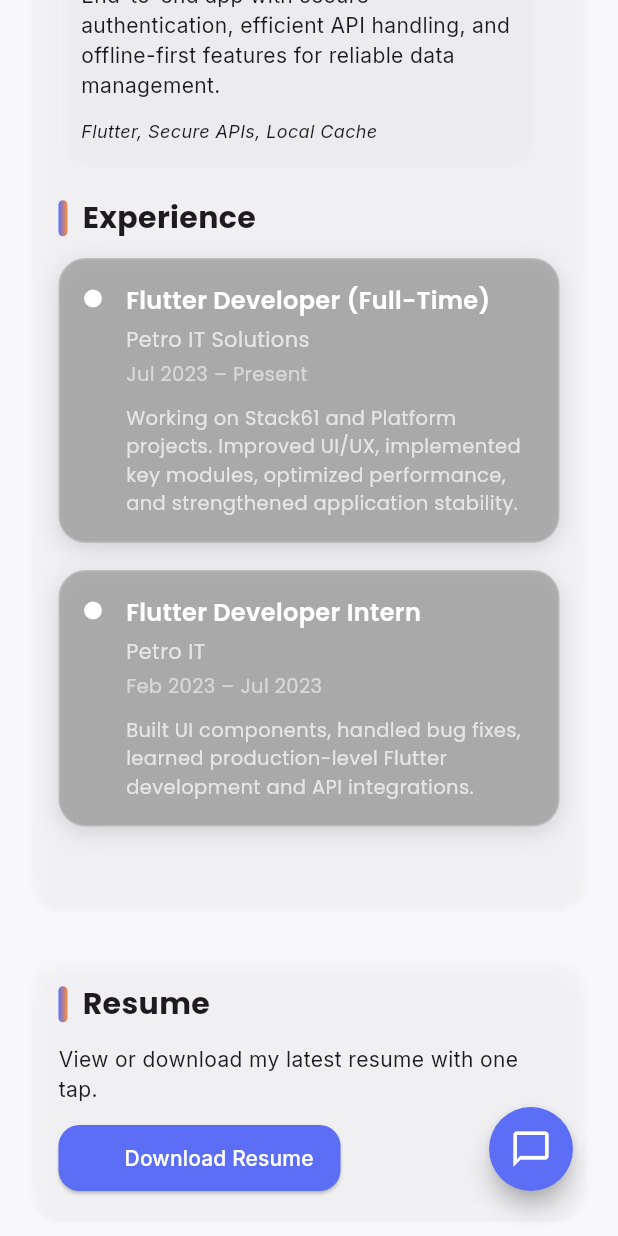
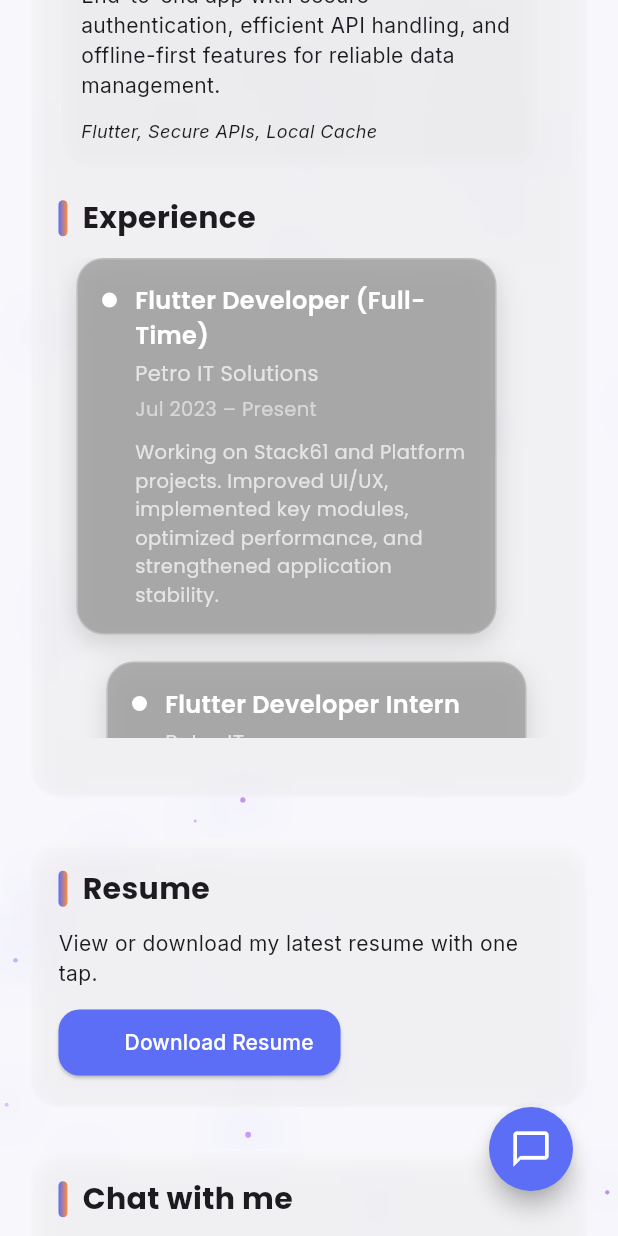
Before and after one commit to TanyaMittal2002/portfolio, a Flutter app: the screen it shows after launch, scrolled down 2304 dp, on a phone screen of 412 x 824 dp. Run offline on Flutter 3.47's test engine with Material 3 defaults, Android fonts, the phone set to English and light mode, and no system bars; our stand-ins replace google_fonts, supabase_flutter; accounts and stored records are empty.

Commit message:
Implement parallax timeline and interactive particle background
- Create `ParticleBackground` widget featuring glowing particles with velocity, boundary wrapping, and mouse cursor attraction.
- Integrate `ParticleBackground` into `HomePage` behind the main scrollable content.
- Refactor `TimelineSection` to replace the static column with a scrollable `_ParallaxTimeline`.
- Implement `_ParallaxCard` with 3D rotation and vertical translation effects based on scroll depth.
- Update timeline card styling, including glassmorphic borders, shadows, and layout adjustments.

```diff
--- a/lib/home/home_page.dart
+++ b/lib/home/home_page.dart
@@ -11,6 +11,7 @@ import '../widgets/footer.dart';
 import '../widgets/glass_container.dart';
 import '../widgets/responsive_layout.dart';
 import '../widgets/top_actions.dart';
+import '../widgets/particle_background.dart';
 import '../ai_chatbot/ai_chatbot.dart';
 import '../ai_chatbot/chat_cta_section.dart';
 
@@ -51,6 +52,7 @@ class _HomePageState extends State<HomePage>
     return Scaffold(
       body: Stack(
         children: [
+          const Positioned.fill(child: ParticleBackground()),
           SafeArea(
             child: SingleChildScrollView(
               controller: _scrollController,
--- a/lib/sections/timeline/timeline_section.dart
+++ b/lib/sections/timeline/timeline_section.dart
@@ -30,64 +30,140 @@ class TimelineSection extends StatelessWidget {
       children: [
         const SectionTitle(title: 'Experience'),
         const SizedBox(height: 12),
-        Column(
-          children: items.map((item) {
-            return TweenAnimationBuilder(
-              tween: Tween<double>(begin: 0, end: 1),
-              duration: const Duration(milliseconds: 600),
-              builder: (context, value, child) {
-                return Opacity(
-                  opacity: value,
-                  child: Transform.translate(
-                    offset: Offset(0, 20 * (1 - value)),
-                    child: child,
-                  ),
-                );
-              },
-              child: TimelineItem(
-                company: item['company']!,
-                role: item['role']!,
-                duration: item['duration']!,
-                desc: item['desc']!,
-              ),
-            );
-          }).toList(),
-        ),
+        _ParallaxTimeline(items: items),
       ],
     );
   }
 }
 
-class TimelineItem extends StatelessWidget {
+class _ParallaxTimeline extends StatefulWidget {
+  final List<Map<String, String>> items;
+  const _ParallaxTimeline({required this.items});
+
+  @override
+  State<_ParallaxTimeline> createState() => _ParallaxTimelineState();
+}
+
+class _ParallaxTimelineState extends State<_ParallaxTimeline> {
+  final ScrollController _scrollController = ScrollController();
+
+  @override
+  void dispose() {
+    _scrollController.dispose();
+    super.dispose();
+  }
+
+  @override
+  Widget build(BuildContext context) {
+    return SizedBox(
+      height: 320,
+      child: Stack(
+        children: [
+          Positioned.fill(
+            child: DecoratedBox(
+              decoration: BoxDecoration(
+                gradient: LinearGradient(
+                  colors: [
+                    Colors.white.withOpacity(0.04),
+                    Colors.white.withOpacity(0.08)
+                  ],
+                  begin: Alignment.topCenter,
+                  end: Alignment.bottomCenter,
+                ),
+              ),
+            ),
+          ),
+          NotificationListener<ScrollNotification>(
+            onNotification: (_) {
+              setState(() {});
+              return false;
+            },
+            child: ListView.builder(
+              controller: _scrollController,
+              itemCount: widget.items.length,
+              padding: const EdgeInsets.only(right: 10),
+              itemBuilder: (context, index) {
+                final item = widget.items[index];
+                return _ParallaxCard(
+                  controller: _scrollController,
+                  index: index,
+                  company: item['company']!,
+                  role: item['role']!,
+                  duration: item['duration']!,
+                  desc: item['desc']!,
+                );
+              },
+            ),
+          ),
+        ],
+      ),
+    );
+  }
+}
+
+class _ParallaxCard extends StatelessWidget {
+  final ScrollController controller;
+  final int index;
   final String company;
   final String role;
   final String duration;
   final String desc;
 
-  const TimelineItem({
+  const _ParallaxCard({
+    required this.controller,
+    required this.index,
     required this.company,
     required this.role,
     required this.duration,
     required this.desc,
-    super.key,
   });
 
   @override
   Widget build(BuildContext context) {
-    return Container(
-      margin: const EdgeInsets.only(bottom: 18),
+    final depth = index.isEven ? 1.0 : 1.6;
+    final scrollOffset = controller.hasClients ? controller.offset : 0.0;
+    final parallax = (scrollOffset / 35) / depth;
+    final tilt = (scrollOffset / 900) / depth;
+    final fromLeft = index.isEven;
+
+    return TweenAnimationBuilder<double>(
+      tween: Tween<double>(begin: 0, end: 1),
+      duration: Duration(milliseconds: 500 + index * 120),
+      builder: (context, value, child) {
+        final entryOffset = Offset(fromLeft ? -24 : 24, 20) * (1 - value);
+        final opacity = value;
+        return Opacity(
+          opacity: opacity,
+          child: Transform.translate(
+            offset: Offset(entryOffset.dx, entryOffset.dy + parallax),
+            child: Transform(
+              alignment: Alignment.center,
+              transform: Matrix4.identity()
+                ..setEntry(3, 2, 0.0015)
+                ..rotateY(fromLeft ? tilt : -tilt),
+              child: child,
+            ),
+          ),
+        );
+      },
+      child: Container(
+        margin: EdgeInsets.only(
+          left: fromLeft ? 12 : 32,
+          right: fromLeft ? 32 : 12,
+          bottom: 18,
+        ),
         padding: const EdgeInsets.all(16),
         decoration: BoxDecoration(
           borderRadius: BorderRadius.circular(18),
-        color: Colors.grey.withAlpha((0.8 * 255).toInt()),
+          color: Colors.grey.withAlpha((0.82 * 255).toInt()),
           border: Border.all(
-          color: Colors.white.withAlpha((0.2 * 255).toInt()),
+            color: Colors.white.withAlpha((0.22 * 255).toInt()),
           ),
           boxShadow: [
             BoxShadow(
-            color: Colors.black.withAlpha((0.12 * 255).toInt()),
-            blurRadius: 12,
-            offset: const Offset(0, 4),
+              color: Colors.black.withAlpha((0.14 * 255).toInt()),
+              blurRadius: 14,
+              offset: const Offset(0, 6),
             ),
           ],
         ),
@@ -95,9 +171,9 @@ class TimelineItem extends StatelessWidget {
           crossAxisAlignment: CrossAxisAlignment.start,
           children: [
             Container(
-            width: 12,
-            height: 12,
-            margin: const EdgeInsets.only(top: 4, right: 16),
+              width: 10,
+              height: 10,
+              margin: const EdgeInsets.only(top: 6, right: 12),
               decoration: const BoxDecoration(
                 shape: BoxShape.circle,
                 color: Colors.white,
@@ -144,6 +220,7 @@ class TimelineItem extends StatelessWidget {
             ),
           ],
         ),
+      ),
     );
   }
 }
--- /dev/null
+++ b/lib/widgets/particle_background.dart
@@ -0,0 +1,192 @@
+import 'dart:math';
+import 'dart:ui' as ui;
+
+import 'package:flutter/material.dart';
+
+class ParticleBackground extends StatefulWidget {
+  const ParticleBackground({super.key});
+
+  @override
+  State<ParticleBackground> createState() => _ParticleBackgroundState();
+}
+
+class _ParticleBackgroundState extends State<ParticleBackground>
+    with SingleTickerProviderStateMixin {
+  late final AnimationController _controller;
+  final List<_Particle> _particles = [];
+  final Random _random = Random();
+  Offset? _cursor;
+  Size _canvasSize = Size.zero;
+
+  @override
+  void initState() {
+    super.initState();
+    _controller = AnimationController(
+      vsync: this,
+      duration: const Duration(milliseconds: 16000),
+    )..addListener(_tickParticles);
+    _controller.repeat();
+  }
+
+  @override
+  void dispose() {
+    _controller
+      ..removeListener(_tickParticles)
+      ..dispose();
+    super.dispose();
+  }
+
+  void _ensureParticles(Size size) {
+    if (_particles.isNotEmpty && size == _canvasSize) return;
+    _canvasSize = size;
+    _particles
+      ..clear()
+      ..addAll(List.generate(70, (_) => _spawnParticle(size)));
+  }
+
+  _Particle _spawnParticle(Size size) {
+    final pos = Offset(
+      _random.nextDouble() * size.width,
+      _random.nextDouble() * size.height,
+    );
+    final speed = 0.15 + _random.nextDouble() * 0.35;
+    final heading = _random.nextDouble() * 2 * pi;
+    final velocity = Offset(
+      cos(heading) * speed,
+      sin(heading) * speed,
+    );
+    final baseColor = const Color(0xFF7A4DFF);
+    final tint = HSVColor.fromColor(baseColor)
+        .withHue((HSVColor.fromColor(baseColor).hue + _random.nextDouble() * 20) % 360)
+        .withSaturation(0.7 + _random.nextDouble() * 0.2)
+        .withValue(0.9);
+
+    return _Particle(
+      position: pos,
+      velocity: velocity,
+      size: 1.6 + _random.nextDouble() * 2.4,
+      color: tint.toColor().withOpacity(0.25 + _random.nextDouble() * 0.35),
+    );
+  }
+
+  void _tickParticles() {
+    if (!mounted || _canvasSize == Size.zero) return;
+
+    for (var i = 0; i < _particles.length; i++) {
+      final p = _particles[i];
+
+      // Gentle attraction to cursor, otherwise wander.
+      Offset attraction = Offset.zero;
+      if (_cursor != null) {
+        final toCursor = _cursor! - p.position;
+        final double dist = toCursor.distance.clamp(1, 400).toDouble();
+        attraction = (toCursor / dist) * 0.7;
+      } else {
+        attraction = Offset(
+          (_random.nextDouble() - 0.5) * 0.2,
+          (_random.nextDouble() - 0.5) * 0.2,
+        );
+      }
+
+      final nextVelocity = (p.velocity + attraction) * 0.97;
+      final nextPos = p.position + nextVelocity;
+
+      Offset wrappedPos = nextPos;
+      if (nextPos.dx < -30 || nextPos.dx > _canvasSize.width + 30) {
+        wrappedPos = Offset(
+          nextPos.dx < 0 ? _canvasSize.width + 10 : -10,
+          nextPos.dy,
+        );
+      }
+      if (nextPos.dy < -30 || nextPos.dy > _canvasSize.height + 30) {
+        wrappedPos = Offset(
+          wrappedPos.dx,
+          nextPos.dy < 0 ? _canvasSize.height + 10 : -10,
+        );
+      }
+
+      _particles[i] = p.copyWith(position: wrappedPos, velocity: nextVelocity);
+    }
+    setState(() {});
+  }
+
+  @override
+  Widget build(BuildContext context) {
+    return IgnorePointer(
+      child: LayoutBuilder(
+        builder: (context, constraints) {
+          final size = constraints.biggest;
+          _ensureParticles(size);
+
+          return MouseRegion(
+            opaque: false,
+            onHover: (event) => _cursor = event.localPosition,
+            onExit: (_) => _cursor = null,
+            child: CustomPaint(
+              size: size,
+              painter: _ParticlePainter(
+                particles: _particles,
+                glowColor: const Color(0xFF4B2EFF).withOpacity(0.12),
+              ),
+            ),
+          );
+        },
+      ),
+    );
+  }
+}
+
+class _ParticlePainter extends CustomPainter {
+  final List<_Particle> particles;
+  final Color glowColor;
+
+  _ParticlePainter({
+    required this.particles,
+    required this.glowColor,
+  });
+
+  @override
+  void paint(Canvas canvas, Size size) {
+    final glowPaint = Paint()
+      ..color = glowColor
+      ..maskFilter = const MaskFilter.blur(BlurStyle.normal, 18.0);
+
+    final dotPaint = Paint()..strokeCap = StrokeCap.round;
+
+    for (final p in particles) {
+      canvas.drawCircle(p.position, p.size * 2.6, glowPaint);
+      dotPaint.color = p.color;
+      dotPaint.strokeWidth = p.size;
+      canvas.drawPoints(ui.PointMode.points, [p.position], dotPaint);
+    }
+  }
+
+  @override
+  bool shouldRepaint(covariant CustomPainter oldDelegate) => true;
+}
+
+class _Particle {
+  final Offset position;
+  final Offset velocity;
+  final double size;
+  final Color color;
+
+  _Particle({
+    required this.position,
+    required this.velocity,
+    required this.size,
+    required this.color,
+  });
+
+  _Particle copyWith({
+    Offset? position,
+    Offset? velocity,
+  }) {
+    return _Particle(
+      position: position ?? this.position,
+      velocity: velocity ?? this.velocity,
+      size: size,
+      color: color,
+    );
+  }
+}
```
Lines whose indentation alone changed are shown as unchanged.
